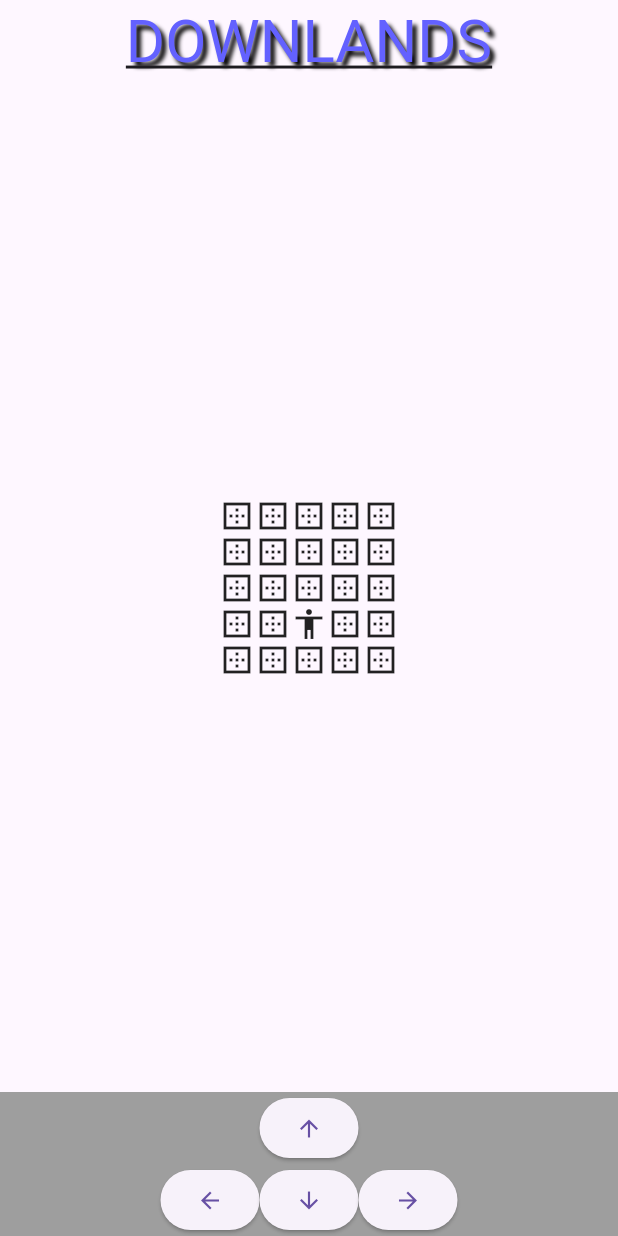
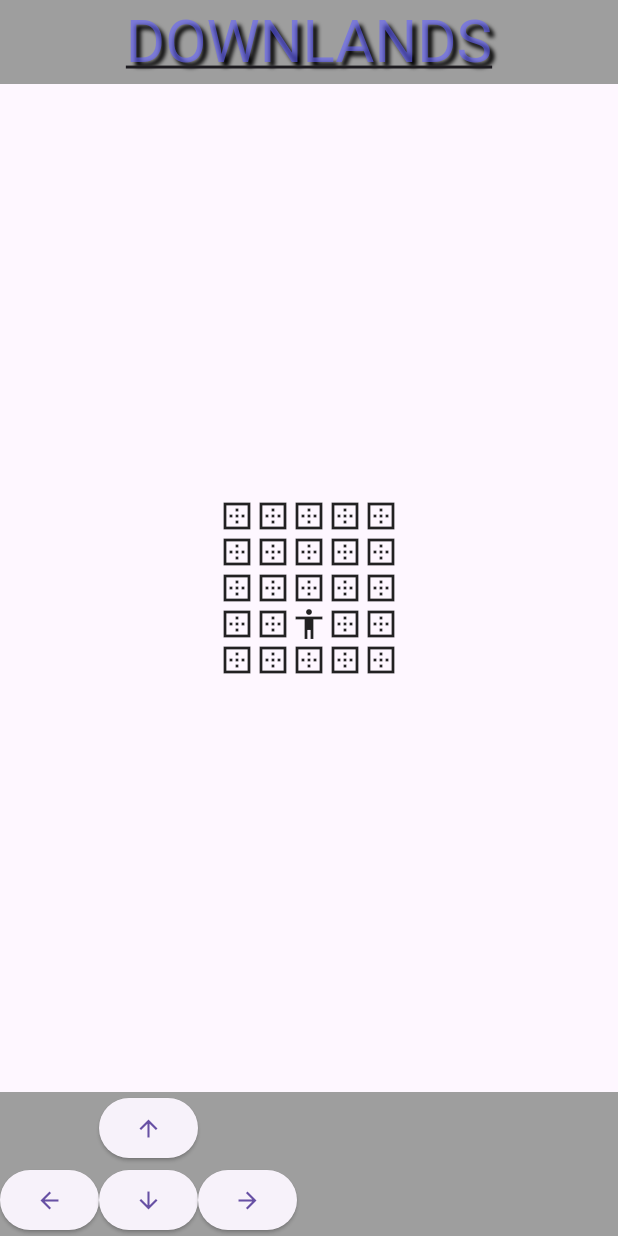
Before and after one commit to Ohra-aho/Downlands, a Flutter app: the screen it shows after launch, after a tap on the "arrow upward" icon, on a phone screen of 412 x 824 dp. Run offline on Flutter 3.47's test engine with Material 3 defaults, Android fonts, the light colour scheme and no system bars; our stand-ins replace flutter_riverpod, logger; missing offline and left inert: dart:ffi.

Commit message:
code cleaned somewhat

```diff
--- /dev/null
+++ b/lib/controls.dart
@@ -0,0 +1,100 @@
+
+
+import 'package:flutter/material.dart';
+import 'package:flutter/rendering.dart';
+import 'package:downlands/map.dart';
+import 'package:downlands/player.dart';
+import 'package:provider/provider.dart';
+import 'package:downlands/entity.dart';
+
+class Control extends StatefulWidget {
+  @override
+  _ControlState createState() => _ControlState();
+}
+
+class _ControlState extends State<Control> {
+    bool visibleB = true;
+
+  @override
+  Widget build(BuildContext context) {
+
+    return Container(
+      color: Colors.grey,
+      child: Row(children: [Arrows()],)
+     );
+  }
+}
+
+class Arrows extends StatelessWidget {
+  const Arrows({super.key});
+
+  @override
+  Widget build(BuildContext context) {
+    return
+      const Column(children: [
+        ArrowButton(x: 0, y: -1, direction: "up"),
+        Row(
+          mainAxisAlignment: MainAxisAlignment.center,
+          children: [
+            ArrowButton(x: -1, y: 0, direction: "back"),
+            ArrowButton(x: 0, y: 1, direction: "down"),
+            ArrowButton(x: 1, y: 0, direction: "forward")
+          ],
+        )
+     ],);
+  }
+}
+
+class ArrowButton extends StatefulWidget {
+  final int x;
+  final int y;
+  final String direction;
+
+  const ArrowButton({Key? key,
+  required this.x,
+  required this.y,
+  required this.direction}) : super(key: key);
+
+  @override
+  _ArrowButtonState createState() => _ArrowButtonState();
+}
+
+class _ArrowButtonState extends State<ArrowButton> {
+
+  late int x;
+  late int y;
+  late String direction;
+
+  Icon determineIcon() {
+    Icon temp;
+    switch(direction) {
+        case "up" : temp = Icon(Icons.arrow_upward);
+        case "down" : temp = Icon(Icons.arrow_downward);
+        case "back" : temp = Icon(Icons.arrow_back);
+        case "forward" : temp = Icon(Icons.arrow_forward);
+        default: temp = Icon(Icons.arrow_upward);
+      }
+
+    return temp;
+
+  }
+
+  @override
+  void initState() {
+    super.initState();
+    x = widget.x;
+    y = widget.y;
+    direction = widget.direction;
+  }
+
+  @override
+  Widget build(BuildContext context) {
+    return ElevatedButton(
+            onPressed: () => {
+              player.changePosition(x, y),
+              visibleEs.Update()
+              },
+            child: determineIcon()
+          );
+  }
+}
--- a/lib/entity.dart
+++ b/lib/entity.dart
@@ -9,6 +9,5 @@
   int x;
   int y;
 
-
   Entity(this.sprite, this.x, this.y);
 }
--- a/lib/main.dart
+++ b/lib/main.dart
@@ -1,3 +1,4 @@
+import 'package:downlands/controls.dart';
 import 'package:flutter/material.dart';
 import 'package:flutter/rendering.dart';
 import 'package:downlands/map.dart';
@@ -19,12 +20,14 @@
     return ChangeNotifierProvider<VEs>(
       create:(_)=>visibleEs,
       child: Scaffold(
+        //Title and such ass
       appBar: AppBar(
+        backgroundColor: Colors.grey,
         title: const Text('DOWNLANDS',
         style: TextStyle(
           fontSize: 40,
           decoration: TextDecoration.underline,
-          color: Color.fromARGB(255, 99, 97, 255),
+          color: Color.fromARGB(150, 99, 97, 255),
           shadows: <Shadow>[
             Shadow(
               offset: Offset(3.0, 3.0),
@@ -44,58 +47,3 @@
     ),);
   }
 }
-
-
-
-//Control source code
-class Control extends StatefulWidget {
-  @override
-  _ControlState createState() => _ControlState();
-}
-
-class _ControlState extends State<Control> {
-    bool visibleB = true;
-
-  @override
-  Widget build(BuildContext context) {
-
-    return Container(
-      color: Colors.grey,
-      child: Column(children: [
-          ElevatedButton(
-            onPressed: () => {
-              player.changePosition(0, -1),
-              visibleEs.Update()
-            },
-          child: const Icon(Icons.arrow_upward),
-        ),
-        Row(
-          mainAxisAlignment: MainAxisAlignment.center,
-          children: [
-            ElevatedButton(
-            onPressed: () => {
-              player.changePosition(-1, 0),
-              visibleEs.Update()
-              },
-            child: Icon(Icons.arrow_back)
-            ),
-            ElevatedButton(
-            onPressed: () => {
-              player.changePosition(0, 1),
-              visibleEs.Update()
-              },
-            child: Icon(Icons.arrow_downward)
-            ),
-            ElevatedButton(
-            onPressed: () => {
-              player.changePosition(1, 0),
-              visibleEs.Update()
-              },
-            child: Icon(Icons.arrow_forward)
-            ),
-          ],
-        )
-     ],),
-     );
-  }
-}
--- a/lib/map.dart
+++ b/lib/map.dart
@@ -54,7 +54,6 @@
 
 class _GridRowState extends State<GridRow> {
   late int column;
-  final logger = Logger();
   Entity? RenderSquare(List<Entity> list, int x, int y) {
     for(Entity e in list) {
       if(e.x == x && e.y == y) {
--- a/lib/player.dart
+++ b/lib/player.dart
@@ -36,6 +36,7 @@
 
 
 class PlayerData implements Entity  {
+  //Player coordinates on the map
   @override
   int x = 3;
   @override
@@ -43,6 +44,8 @@
   @override
   Widget sprite = PlayerSprite();
 
+  //Each step consumes one stamina
+  int stamina = 10;
   final logger = Logger();
 
   void changePosition(int newX, int newY) {
```
